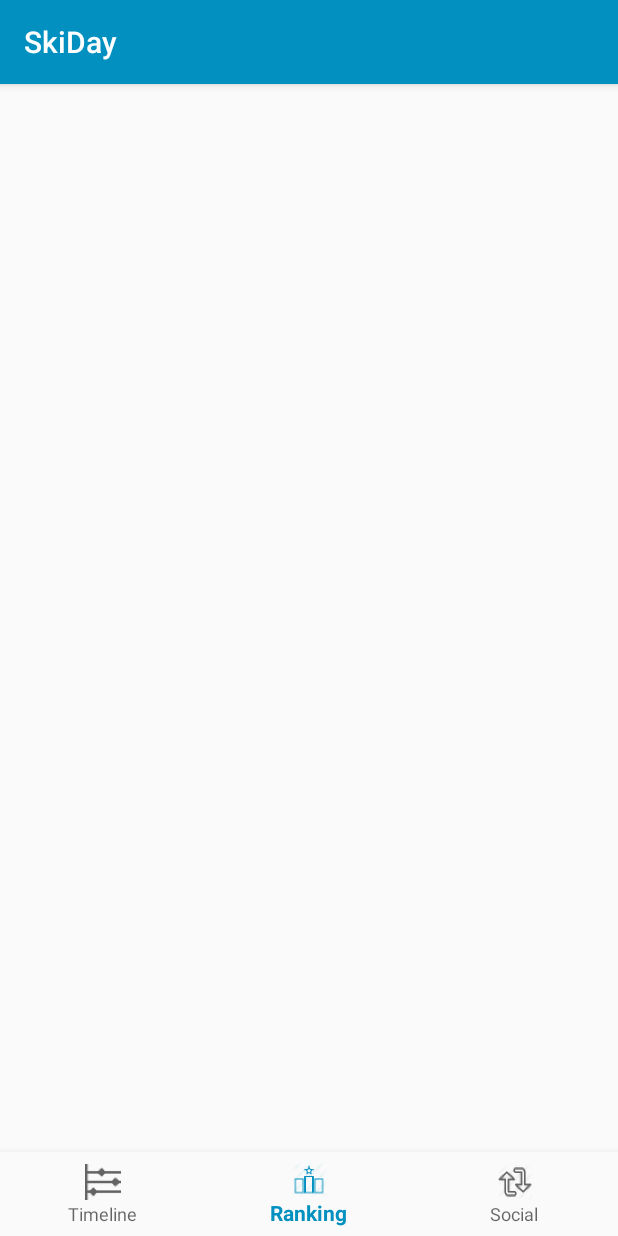
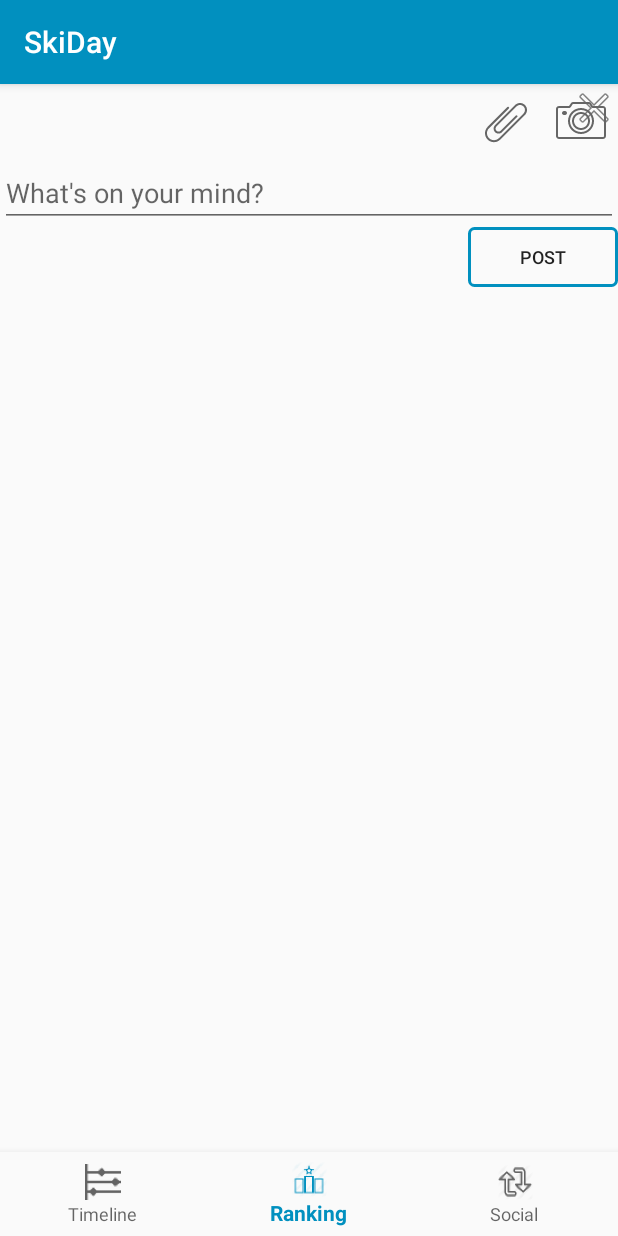
Before and after one commit to msio/Android-SkiDay, an Android app: the screen it shows after launch (MainActivity), item 2 of the bottom bar chosen, on a phone screen of 412 x 824 dp. Run offline under Robolectric (Android 15) with nearby library versions, the phone set to English and light mode, and no system bars; libraries missing offline, so code that uses them is left out: com.framgia.library; 6 statements that could not run were skipped.

Commit message:
Add Social-Screen

```diff
--- /dev/null
+++ b/app/src/main/res/drawable-hdpi/button_border.xml
@@ -0,0 +1,9 @@
+<?xml version="1.0" encoding="utf-8"?>
+<selector xmlns:android="http://schemas.android.com/apk/res/android">
+    <item>
+        <shape android:shape="rectangle">
+            <stroke android:width="2dp" android:color="@color/colorPrimary" />
+            <corners android:radius="3dp" />
+        </shape>
+    </item>
+</selector>
--- a/app/src/main/res/layout/fragment_social.xml
+++ b/app/src/main/res/layout/fragment_social.xml
@@ -1,7 +1,87 @@
 <?xml version="1.0" encoding="utf-8"?>
-<LinearLayout xmlns:android="http://schemas.android.com/apk/res/android"
+<RelativeLayout xmlns:android="http://schemas.android.com/apk/res/android"
+    xmlns:app="http://schemas.android.com/apk/res-auto"
     android:orientation="vertical"
     android:layout_width="match_parent"
-    android:layout_height="match_parent">
+    android:layout_height="match_parent"
+    android:weightSum="1">
 
-</LinearLayout>
+    <ImageView
+        android:id="@+id/imageView"
+        android:layout_width="match_parent"
+        android:layout_height="wrap_content"
+        android:cropToPadding="false"
+        android:scaleType="centerCrop"
+        app:srcCompat="@null"
+        android:layout_alignParentTop="true"
+        android:layout_alignParentLeft="true"
+        android:layout_alignParentStart="true" />
+
+    <ImageView
+        android:id="@+id/imageView2"
+        android:layout_width="wrap_content"
+        android:layout_height="wrap_content"
+        android:layout_alignParentEnd="true"
+        android:layout_alignParentRight="true"
+        android:layout_alignParentTop="true"
+        app:srcCompat="@android:drawable/ic_menu_close_clear_cancel" />
+
+    <GridLayout
+        android:id="@+id/button_bar"
+        android:layout_width="match_parent"
+        android:layout_height="50dp"
+        android:layout_below="@+id/imageView"
+        android:layout_alignParentLeft="true"
+        android:layout_alignParentStart="true">
+
+        <ImageButton
+            android:id="@+id/imageButton2"
+            android:layout_width="50dp"
+
+            android:alpha="1"
+            android:layout_height="match_parent"
+            android:layout_column="22"
+            android:layout_row="0"
+            android:background="#00FFFFFF"
+            android:src="@drawable/camera_icon" />
+
+        <ImageButton
+            android:id="@+id/imageButton3"
+            android:layout_width="50dp"
+
+            android:alpha="1"
+            android:layout_height="match_parent"
+            android:layout_column="21"
+            android:layout_row="0"
+            android:background="#00FFFFFF"
+            android:src="@drawable/attachment_icon" />
+    </GridLayout>
+
+    <EditText
+        android:id="@+id/editText"
+        android:layout_width="match_parent"
+        android:layout_height="wrap_content"
+
+        android:layout_alignParentLeft="true"
+        android:layout_alignParentStart="true"
+        android:layout_below="@id/button_bar"
+
+        android:layout_weight="0.31"
+        android:ems="10"
+        android:hint="What's on your mind?"
+        android:inputType="textMultiLine" />
+
+    <Button
+        android:id="@+id/button"
+        android:layout_width="100dp"
+        android:layout_height="40dp"
+        android:layout_alignParentEnd="true"
+        android:layout_alignParentRight="true"
+        android:layout_below="@+id/editText"
+        android:background="@drawable/button_border"
+        android:text="Post"
+        android:textSize="12sp" />
+
+
+
+</RelativeLayout>
```
Also changed, not shown: app/src/main/res/drawable-hdpi/attachment_icon.png (added), app/src/main/res/drawable-hdpi/camera_icon.png (added).
